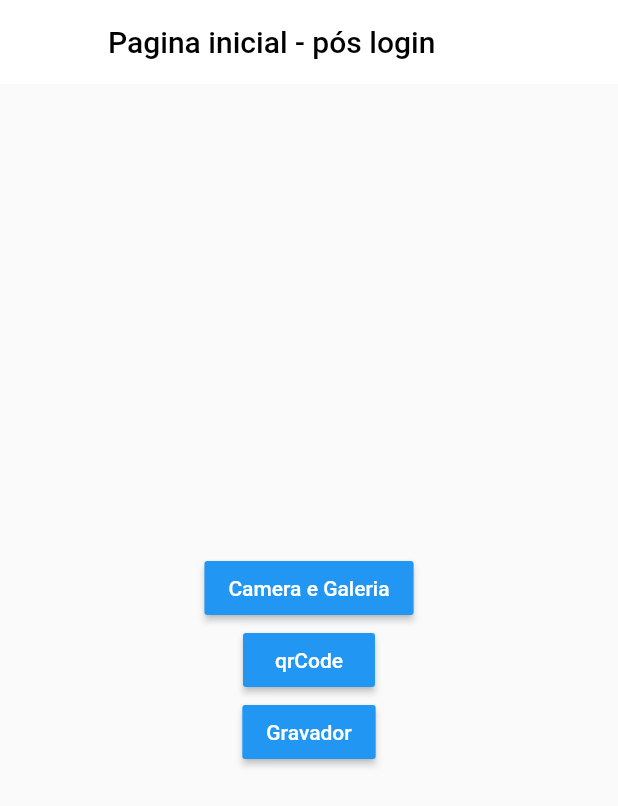
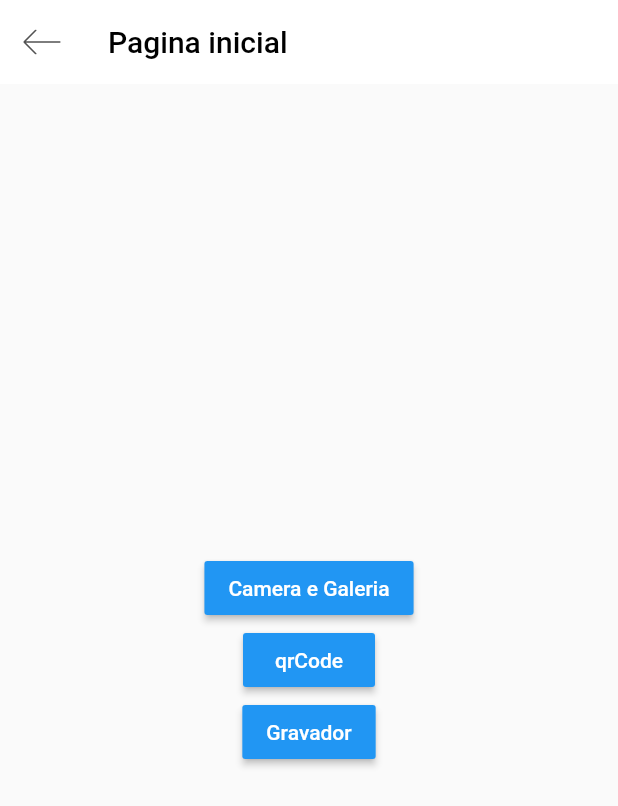
Before and after one commit to TonySDuarte/FlutterMedia, a Flutter app: the InitalPage screen opened by its route, on a phone screen of 412 x 824 dp. Shown: the top 806 px of the screen. Run offline on Flutter 3.47's test engine with Material 2 defaults, Android fonts, the phone set to English and light mode, and no system bars; our stand-ins replace flutter_svg, image_picker, page_indicator; missing offline and left inert: custom_splash.

Commit message:
Update #06
Add flutter_svg
Add back button on initialPage

```diff
--- a/lib/main.dart
+++ b/lib/main.dart
@@ -16,7 +16,6 @@ class FlutterMedia extends StatelessWidget {
   Widget build(BuildContext context) {
     return MaterialApp(
       debugShowCheckedModeBanner: false,
-      // home: HomePage(),
       initialRoute: '/',
       onGenerateRoute: RouterGenerator.generateRoute,
     );
--- a/lib/screens/initalPage.dart
+++ b/lib/screens/initalPage.dart
@@ -1,17 +1,17 @@
 import 'package:FlutterMedia/util/codigoCamera.dart';
 import 'package:flutter/material.dart';
-// import 'package:flutter_svg/svg.dart';
+import 'package:flutter_svg/flutter_svg.dart';
 
 class InitalPage extends StatelessWidget {
   @override
   Widget build(BuildContext context) {
     return Scaffold(
-      appBar: buildAppBar(),
+      appBar: buildAppBar(context),
       body: Center(
         child: Column(
           mainAxisAlignment: MainAxisAlignment.center,
           children: <Widget>[
-            RaisedButton(
+            new RaisedButton(
               color: Colors.blue,
               textColor: Colors.white,
               child: Text("Camera e Galeria"),
@@ -38,17 +38,18 @@ class InitalPage extends StatelessWidget {
     );
   }
 
-  AppBar buildAppBar() {
+  AppBar buildAppBar(BuildContext context) {
     return AppBar(
       backgroundColor: Colors.white,
-      title: const Text("Pagina inicial - pós login",
-          style: TextStyle(color: Colors.black)),
-
+      title:
+          const Text("Pagina inicial", style: TextStyle(color: Colors.black)),
       elevation: 0,
-      // leading: IconButton(
-      //   icon: SvgPicture.asset("assets/icon/back.svg"),
-      //   onPressed: () {},
-      // ),
+      leading: IconButton(
+        icon: SvgPicture.asset("assets/icon/back.svg"),
+        onPressed: () {
+          Navigator.pop(context);
+        },
+      ),
     );
   }
 }
--- a/lib/screens/welcome.dart
+++ b/lib/screens/welcome.dart
@@ -42,7 +42,7 @@ class WelcomeScreen extends StatelessWidget {
                   child: Material(
                     child: InkWell(
                       onTap: () {
-                        Navigator.pushReplacementNamed(context, '/initial');
+                        Navigator.pushReplacementNamed(context, '/login');
                       },
                       child: const Text(
                         'PULAR',
--- a/lib/util/route_generator.dart
+++ b/lib/util/route_generator.dart
@@ -1,6 +1,6 @@
 import 'package:custom_splash/custom_splash.dart';
 import 'package:flutter/material.dart';
-// import 'package:FlutterMedia/login.dart';
+import 'package:FlutterMedia/login.dart';
 import 'package:FlutterMedia/screens/welcome.dart';
 import 'package:FlutterMedia/screens/InitalPage.dart';
 
@@ -29,10 +29,10 @@ class RouterGenerator {
         );
 
       // *ROTA PARA A PAGINA DE LOGIN
-      // case '/login':
-      //   return MaterialPageRoute<dynamic>(
-      //     builder: (context) => Login(),
-      //   );
+      case '/login':
+        return MaterialPageRoute<dynamic>(
+          builder: (context) => Login(),
+        );
       default:
         return _erroRoute();
     }
--- a/pubspec.yaml
+++ b/pubspec.yaml
@@ -15,7 +15,7 @@ dependencies:
   custom_splash: ^0.0.2
   page_indicator: ^0.3.0
   cupertino_icons: ^0.1.3
-  flutter_svg:
+  flutter_svg: ^0.19.0
   image_picker:
 
 
```
Also changed, not shown: lib/login.dart (+8 -1 lines), pubspec.lock.
